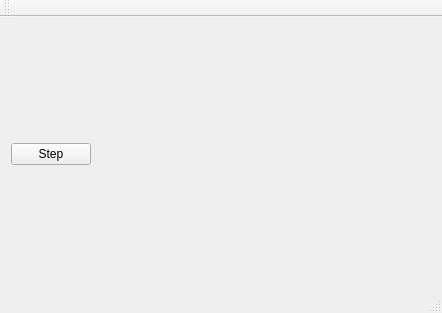
Qt form wireworld-cuda/mainwindow.ui (eszkadev/wireworld-cuda) before a commit.
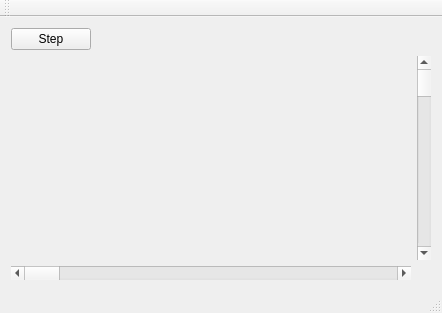
The same form after that commit.

```diff
--- a/wireworld-cuda/mainwindow.ui
+++ b/wireworld-cuda/mainwindow.ui
@@ -24,6 +24,13 @@
     <item row="1" column="0">
      <layout class="QGridLayout" name="gridLayout"/>
     </item>
+    <item row="2" column="0">
+     <widget class="QScrollBar" name="horizontalScrollBar">
+      <property name="orientation">
+       <enum>Qt::Horizontal</enum>
+      </property>
+     </widget>
+    </item>
     <item row="0" column="0">
      <layout class="QHBoxLayout" name="horizontalLayout_2">
       <item>
@@ -48,6 +55,13 @@
       </item>
      </layout>
     </item>
+    <item row="1" column="1">
+     <widget class="QScrollBar" name="verticalScrollBar">
+      <property name="orientation">
+       <enum>Qt::Vertical</enum>
+      </property>
+     </widget>
+    </item>
    </layout>
   </widget>
   <widget class="QMenuBar" name="menuBar">
```
